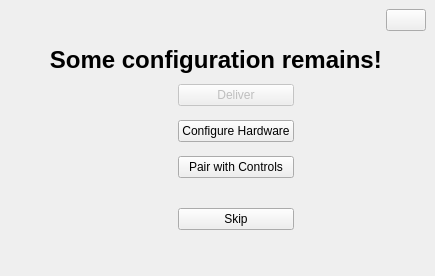
Qt form src/libs/libagent/ui/AgentWindow.ui (mrdeveloperdude/OctoMY) before a commit.
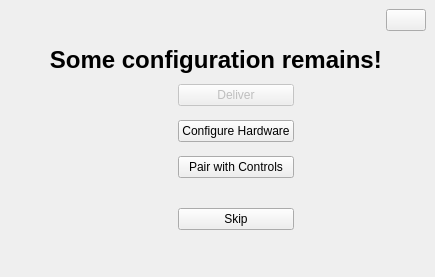
The same form after that commit. The open tabs and pages were chosen to show the change. Icons and pictures are not drawn. Custom widgets are drawn as their Qt base class.

```diff
--- a/src/libs/libagent/ui/AgentWindow.ui
+++ b/src/libs/libagent/ui/AgentWindow.ui
@@ -7,7 +7,7 @@
     <x>0</x>
     <y>0</y>
     <width>435</width>
-    <height>276</height>
+    <height>277</height>
    </rect>
   </property>
   <property name="windowTitle">
```
Left out of the diff: 6 changed lines with no effect on the pictures.
